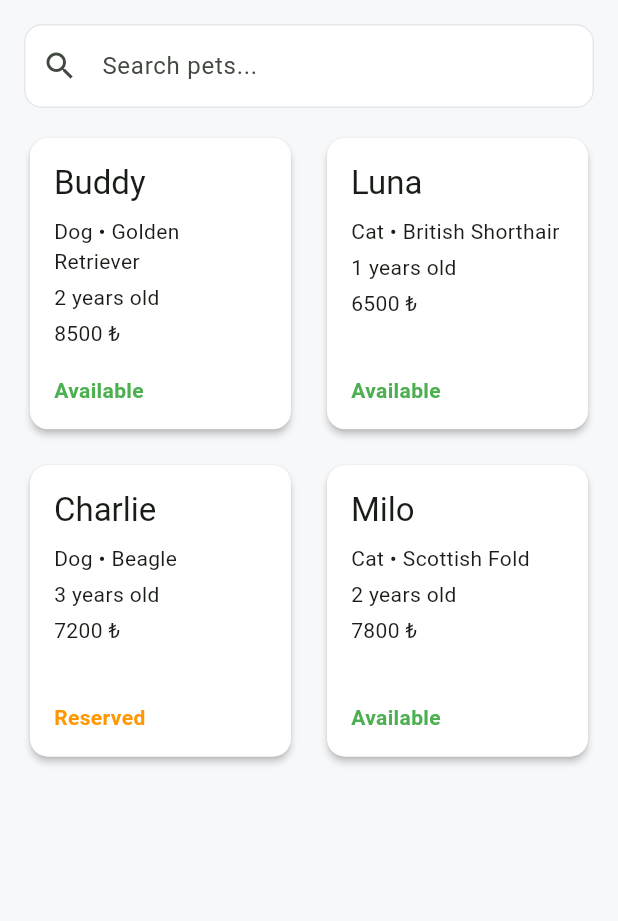
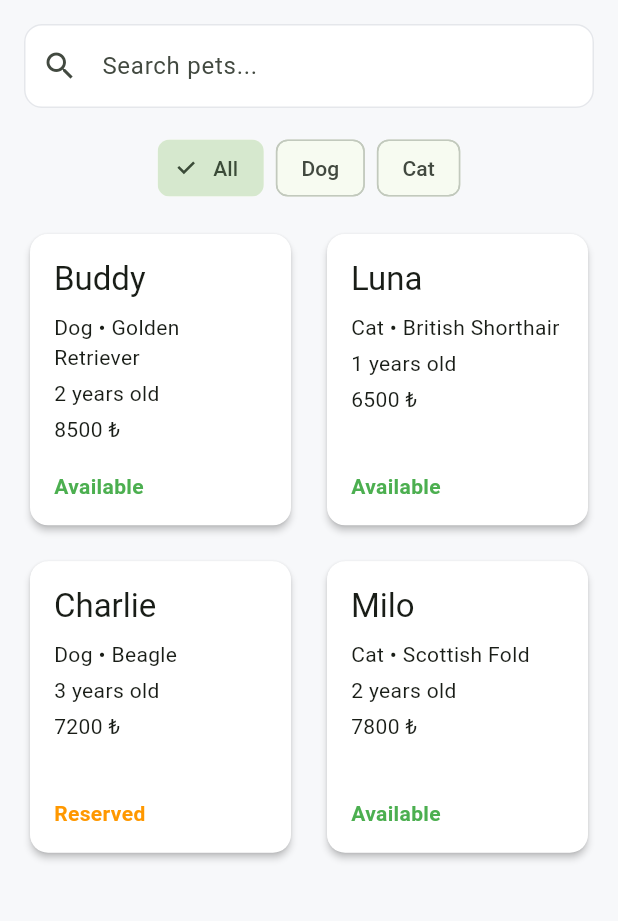
Before and after one commit to bilgenurpala/pet-adopt, a Flutter app: the screen it shows after launch, on a phone screen of 412 x 824 dp, the part 84-1005 px from its top. Run offline on Flutter 3.47's test engine with Material 3 defaults, Android fonts, the phone set to English and light mode, and no system bars; our stand-ins replace go_router.

Commit message:
feat(frontend): implement pet search and species filters

```diff
--- a/frontend/lib/features/pets/screens/home_page.dart
+++ b/frontend/lib/features/pets/screens/home_page.dart
@@ -1,34 +1,92 @@
 import 'package:flutter/material.dart';
 
 import '../../../core/widgets/app_scaffold.dart';
+import '../../../core/widgets/empty_state.dart';
+import '../models/pet.dart';
 import '../services/mock_pet_service.dart';
 import '../widgets/pet_card.dart';
 import '../widgets/search_bar_widget.dart';
+import '../widgets/species_filter_chips.dart';
 
-class HomePage extends StatelessWidget {
+class HomePage extends StatefulWidget {
   const HomePage({super.key});
 
   @override
+  State<HomePage> createState() => _HomePageState();
+}
+
+class _HomePageState extends State<HomePage> {
+  late final List<Pet> allPets;
+  late List<Pet> filteredPets;
+
+  String selectedSpecies = 'All';
+  String currentSearch = '';
+
+  @override
+  void initState() {
+    super.initState();
+    allPets = MockPetService.getPets();
+    filteredPets = allPets;
+  }
+
+  void _filterPets() {
+    setState(() {
+      filteredPets = allPets.where((pet) {
+        final matchesSpecies = selectedSpecies == 'All'
+            ? true
+            : pet.species == selectedSpecies;
+
+        final query = currentSearch.toLowerCase();
+
+        final matchesSearch =
+            pet.name.toLowerCase().contains(query) ||
+            pet.breed.toLowerCase().contains(query);
+
+        return matchesSpecies && matchesSearch;
+      }).toList();
+    });
+  }
+
+  void _onSearchChanged(String value) {
+    currentSearch = value;
+    _filterPets();
+  }
+
+  void _onSpeciesChanged(String species) {
+    selectedSpecies = species;
+    _filterPets();
+  }
+
+  @override
   Widget build(BuildContext context) {
-    final pets = MockPetService.getPets();
-
     return AppScaffold(
       title: 'Pet Store',
       body: Column(
         children: [
-          const SearchBarWidget(),
+          SearchBarWidget(onChanged: _onSearchChanged),
+          const SizedBox(height: 16),
+          SpeciesFilterChips(
+            selectedSpecies: selectedSpecies,
+            onSelected: _onSpeciesChanged,
+          ),
           const SizedBox(height: 16),
           Expanded(
-            child: GridView.builder(
-              itemCount: pets.length,
-              gridDelegate: const SliverGridDelegateWithMaxCrossAxisExtent(
+            child: filteredPets.isEmpty
+                ? const EmptyState(
+                    title: 'No pets found',
+                    subtitle: 'Try another search keyword.',
+                  )
+                : GridView.builder(
+                    itemCount: filteredPets.length,
+                    gridDelegate:
+                        const SliverGridDelegateWithMaxCrossAxisExtent(
                           maxCrossAxisExtent: 320,
                           crossAxisSpacing: 16,
                           mainAxisSpacing: 16,
                           childAspectRatio: 0.9,
                         ),
                     itemBuilder: (context, index) {
-                return PetCard(pet: pets[index]);
+                      return PetCard(pet: filteredPets[index]);
                     },
                   ),
           ),
--- /dev/null
+++ b/frontend/lib/features/pets/widgets/species_filter_chips.dart
@@ -0,0 +1,29 @@
+import 'package:flutter/material.dart';
+
+class SpeciesFilterChips extends StatelessWidget {
+  const SpeciesFilterChips({
+    required this.selectedSpecies,
+    required this.onSelected,
+    super.key,
+  });
+
+  final String selectedSpecies;
+  final ValueChanged<String> onSelected;
+
+  static const List<String> species = ['All', 'Dog', 'Cat'];
+
+  @override
+  Widget build(BuildContext context) {
+    return Wrap(
+      spacing: 8,
+      runSpacing: 8,
+      children: species.map((item) {
+        return ChoiceChip(
+          label: Text(item),
+          selected: selectedSpecies == item,
+          onSelected: (_) => onSelected(item),
+        );
+      }).toList(),
+    );
+  }
+}
```
Also changed, not shown: frontend/lib/core/widgets/empty_state.dart (added, +32 -0 lines). Lines whose indentation alone changed are shown as unchanged.
